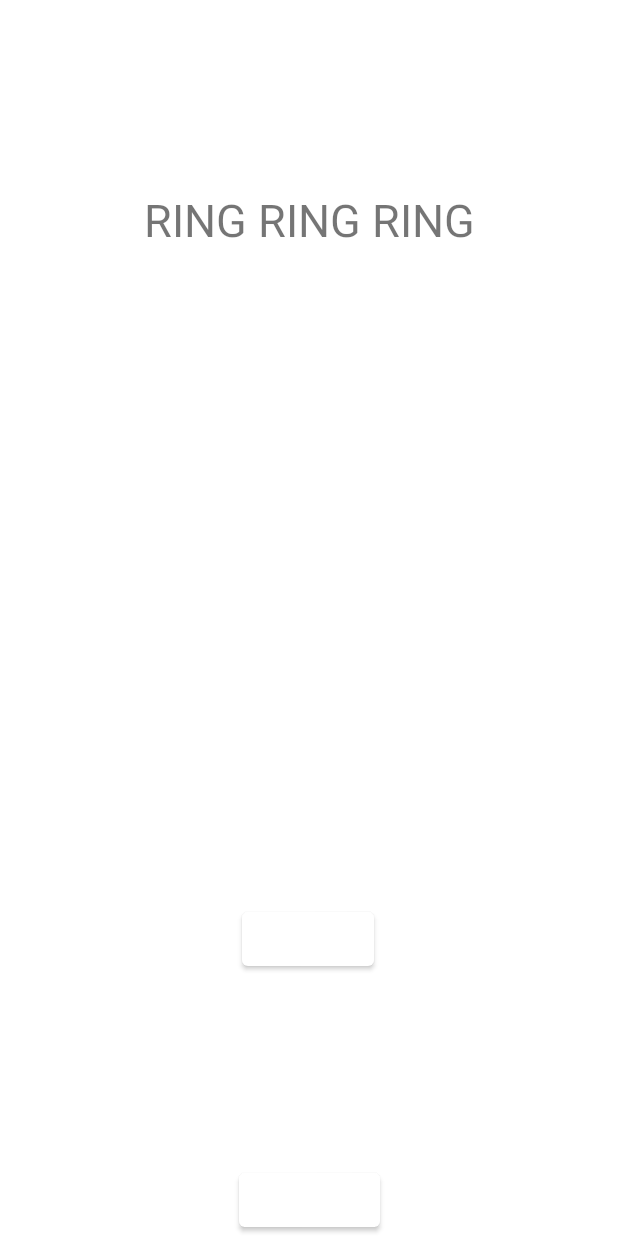
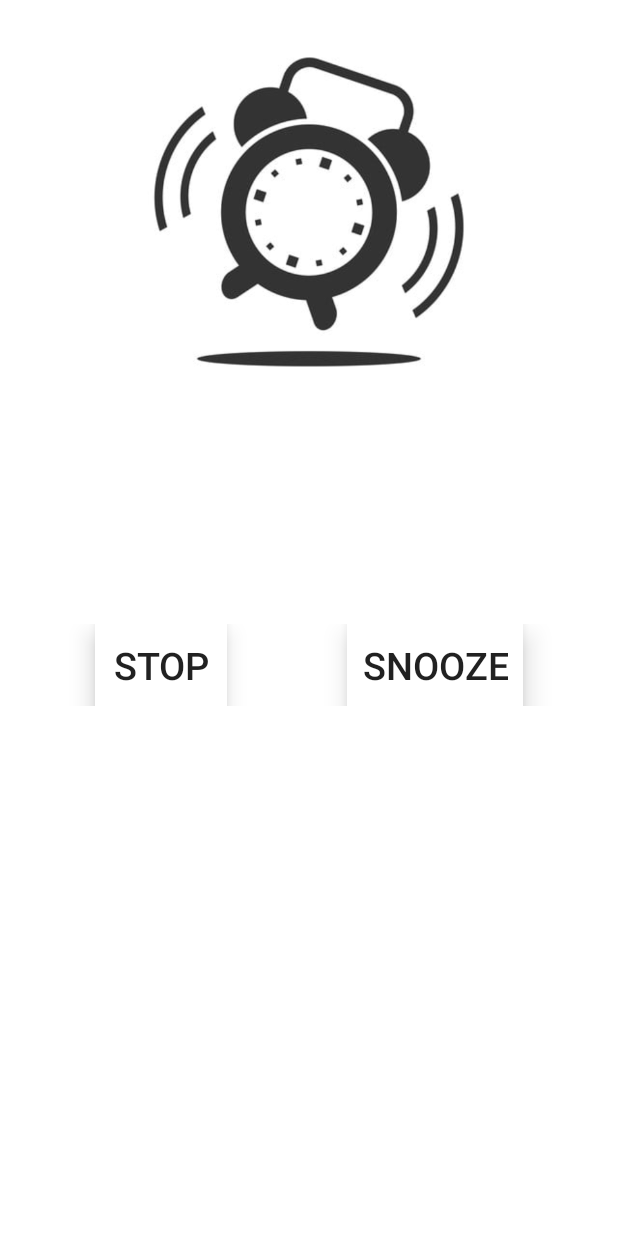
Before and after one commit to dunghoangtrung125/MyAlarm, an Android app: the RingActivity screen opened directly, with no data from a screen before it, on a phone screen of 412 x 824 dp. Run offline under Robolectric (Android 15) with nearby library versions, the phone set to English and light mode, and no system bars.

Commit message:
Update ring activity screen

```diff
--- a/app/src/main/java/com/trungdunghoang125/myalarm/RingActivity.java
+++ b/app/src/main/java/com/trungdunghoang125/myalarm/RingActivity.java
@@ -3,7 +3,7 @@ package com.trungdunghoang125.myalarm;
 import android.content.Intent;
 import android.os.Bundle;
 import android.view.View;
-import android.widget.Button;
+import android.widget.TextView;
 
 import androidx.appcompat.app.AppCompatActivity;
 
@@ -14,8 +14,8 @@ import java.util.Calendar;
 import java.util.Random;
 
 public class RingActivity extends AppCompatActivity {
-    Button alarmStopButton;
-    Button alarmSnoozeButton;
+    TextView alarmStopButton;
+    TextView alarmSnoozeButton;
 
     @Override
     protected void onCreate(Bundle savedInstanceState) {
--- a/app/src/main/res/layout/activity_ring.xml
+++ b/app/src/main/res/layout/activity_ring.xml
@@ -1,42 +1,50 @@
 <?xml version="1.0" encoding="utf-8"?>
-<androidx.constraintlayout.widget.ConstraintLayout xmlns:android="http://schemas.android.com/apk/res/android"
+<LinearLayout xmlns:android="http://schemas.android.com/apk/res/android"
     xmlns:app="http://schemas.android.com/apk/res-auto"
     xmlns:tools="http://schemas.android.com/tools"
     android:layout_width="match_parent"
-    android:layout_height="match_parent">
+    android:layout_height="match_parent"
+    android:gravity="center_horizontal"
+    android:orientation="vertical">
 
-    <TextView
-        android:id="@+id/textView"
+    <ImageView
+        android:layout_marginTop="16dp"
         android:layout_width="wrap_content"
+        android:layout_height="250dp"
+        android:scaleType="centerCrop"
+        android:layout_gravity="center"
+        android:src="@drawable/ring_image"
+        android:layout_marginBottom="150dp"/>
+
+    <LinearLayout
+        android:layout_width="match_parent"
         android:layout_height="wrap_content"
-        android:layout_marginBottom="309dp"
-        android:textAllCaps="true"
-        android:textSize="30sp"
-        android:text="Ring Ring Ring"
-        app:layout_constraintBottom_toTopOf="@+id/stop_alarm_button"
-        app:layout_constraintEnd_toEndOf="parent"
-        app:layout_constraintStart_toStartOf="parent"
-        app:layout_constraintTop_toTopOf="parent" />
+        android:gravity="center_horizontal"
+        android:orientation="horizontal">
 
-    <Button
-        android:id="@+id/stop_alarm_button"
-        android:layout_width="wrap_content"
-        android:layout_height="wrap_content"
-        android:text="Stop"
-        app:layout_constraintBottom_toTopOf="@+id/snooze_alarm_button"
-        app:layout_constraintEnd_toEndOf="parent"
-        app:layout_constraintHorizontal_bias="0.498"
-        app:layout_constraintStart_toStartOf="parent"
-        app:layout_constraintTop_toBottomOf="@+id/textView" />
+        <TextView
+            android:id="@+id/stop_alarm_button"
+            android:layout_width="wrap_content"
+            android:layout_height="wrap_content"
+            android:textSize="25sp"
+            style="@style/Widget.AppCompat.Button.Borderless"
+            android:background="#FFF"
+            android:elevation="10dp"
+            android:padding="10dp"
+            android:layout_marginRight="40dp"
+            android:text="Stop" />
 
-    <Button
-        android:id="@+id/snooze_alarm_button"
-        android:layout_width="wrap_content"
-        android:layout_height="wrap_content"
-        android:text="Snooze"
-        app:layout_constraintBottom_toBottomOf="parent"
-        app:layout_constraintEnd_toEndOf="parent"
-        app:layout_constraintStart_toStartOf="parent" />
+        <TextView
+            android:id="@+id/snooze_alarm_button"
+            android:layout_width="wrap_content"
+            android:layout_height="wrap_content"
+            android:text="Snooze"
+            android:background="#FFF"
+            android:padding="10dp"
+            android:elevation="11dp"
+            style="@style/Widget.AppCompat.Button.Borderless"
+            android:layout_marginLeft="40dp"
+            android:textSize="25sp"/>
+    </LinearLayout>
 
-
-</androidx.constraintlayout.widget.ConstraintLayout>
+</LinearLayout>
```
Also changed, not shown: app/src/main/res/drawable/ring_image.jpg (added).
